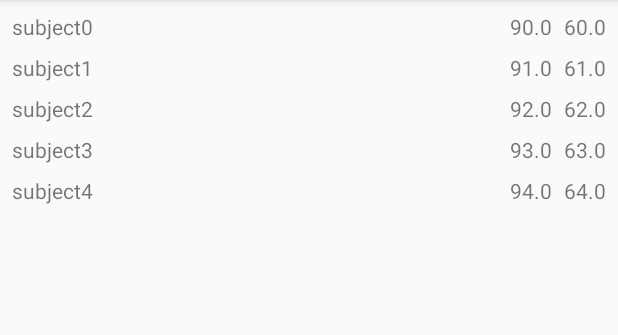
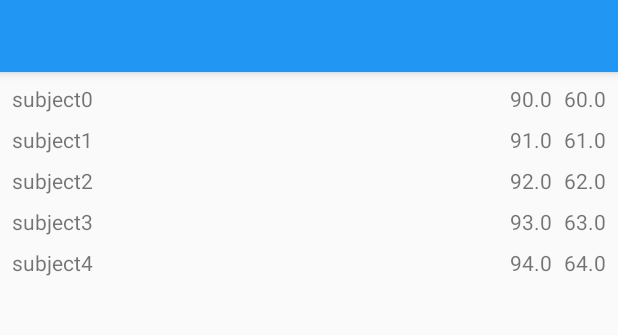
Before and after one commit to qyanzh/FzuScore, an Android app: the MainActivity screen opened directly, with no data from a screen before it, on a phone screen of 412 x 824 dp, the part 84-419 px from its top. Run offline under Robolectric (Android 15) with nearby library versions, the phone set to English and light mode, and no system bars.

Commit message:
login fix. main tab.

```diff
--- a/app/src/main/res/layout/app_bar_main.xml
+++ b/app/src/main/res/layout/app_bar_main.xml
@@ -18,6 +18,12 @@
             android:background="?attr/colorPrimary"
             app:popupTheme="@style/AppTheme.PopupOverlay" />
 
+        <android.support.design.widget.TabLayout
+            android:layout_width="match_parent"
+            android:layout_height="wrap_content"
+            android:id="@+id/tabs">
+        </android.support.design.widget.TabLayout>
+
     </android.support.design.widget.AppBarLayout>
 
     <include layout="@layout/content_main" />
--- a/app/src/main/res/values/colors.xml
+++ b/app/src/main/res/values/colors.xml
@@ -2,5 +2,5 @@
 <resources>
     <color name="colorPrimary">#2196f3</color>
     <color name="colorPrimaryDark">#1769aa</color>
-    <color name="colorAccent">#2196f3</color>
+    <color name="colorAccent">#FF4081</color>
 </resources>
```
Also changed, not shown: app/src/main/java/com/example/fzuscore/JSONUtils.java (added, +14 -0 lines), app/src/main/java/com/example/fzuscore/LoginActivity.java (+14 -2 lines), app/src/main/java/com/example/fzuscore/MainActivity.java (+30 -20 lines).
